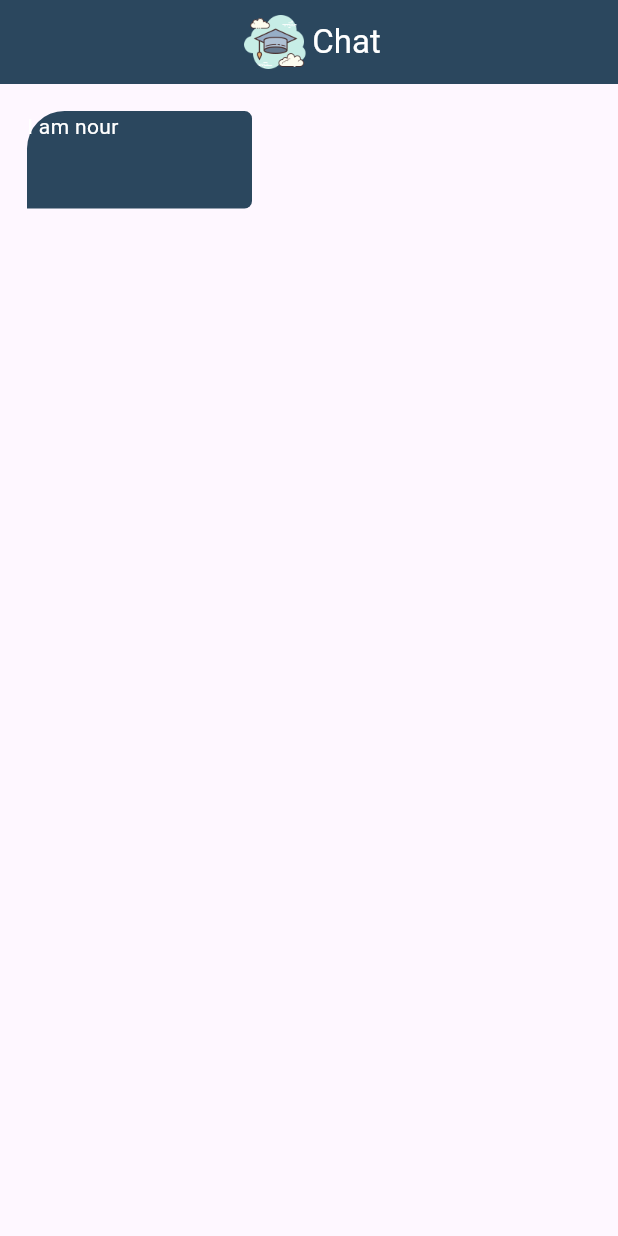
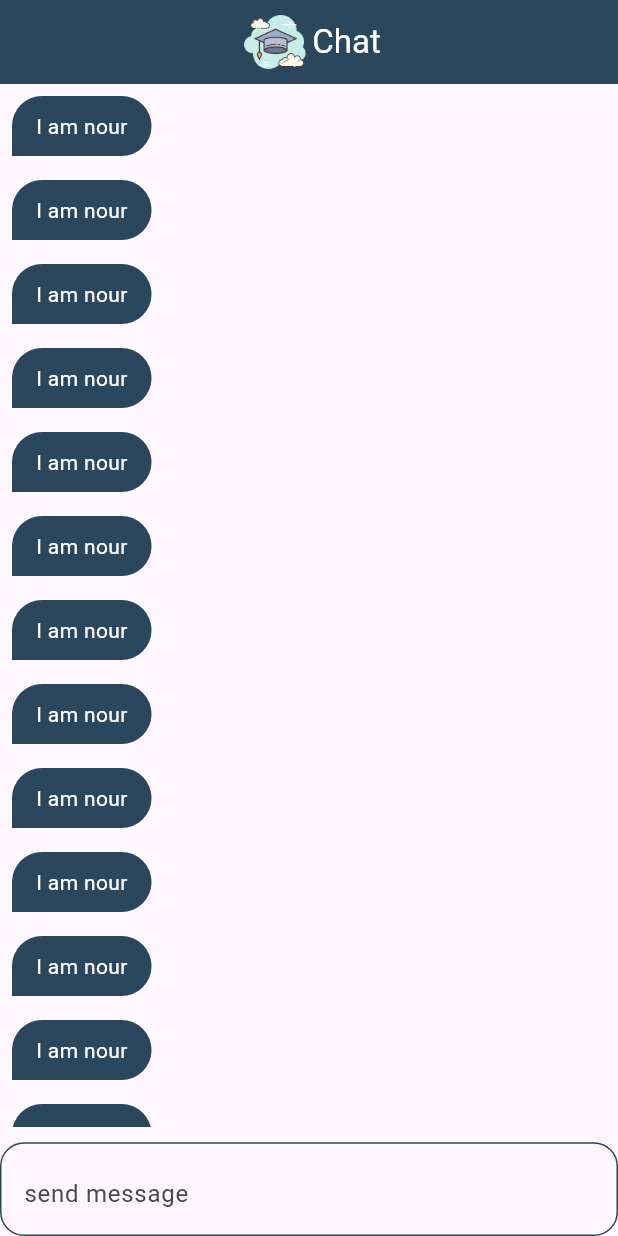
Before and after one commit to Nourhan-Salama/chat, a Flutter app: the Chatpage screen opened by its route, on a phone screen of 412 x 824 dp. Run offline on Flutter 3.47's test engine with Material 3 defaults, Android fonts, the phone set to English and light mode, and no system bars; our stand-ins replace cloud_firestore, firebase_auth, firebase_core, modal_progress_hud_nsn; accounts and stored records are empty.

Commit message:
Update project files

```diff
--- a/lib/Components/chat_buble.dart
+++ b/lib/Components/chat_buble.dart
@@ -1,21 +1,23 @@
 import 'package:chat_app2/Screens/constants.dart';
 import 'package:flutter/material.dart';
+
 
 class ChatBuble extends StatelessWidget {
   const ChatBuble({super.key});
 
   @override
   Widget build(BuildContext context) {
-    return Container(
-      margin: EdgeInsets.all(18),
-      height: 65,
-      width: 150,
+    return Align(
+      alignment: Alignment.centerLeft,
+      child: Container(
+        padding: EdgeInsets.only(top: 10,bottom: 10,left: 16,right: 16),
+        margin: EdgeInsets.all(8),
         decoration: BoxDecoration(
           color: kPrimaryColor,
          borderRadius:BorderRadius.only(
          topLeft: Radius.circular(25),
-       topRight: Radius.circular(5),
-       bottomRight: Radius.circular(5)
+         topRight: Radius.circular(25),
+         bottomRight: Radius.circular(25)
          ) ,
         ),
         child: Text('I am nour',
@@ -24,6 +26,7 @@ class ChatBuble extends StatelessWidget {
         ),
         ),
 
+      ),
     );
   }
 }
--- a/lib/Screens/chatPage.dart
+++ b/lib/Screens/chatPage.dart
@@ -1,9 +1,12 @@
 import 'package:chat_app2/Components/chat_buble.dart';
 import 'package:chat_app2/Screens/constants.dart';
 import 'package:flutter/material.dart';
+import 'package:cloud_firestore/cloud_firestore.dart';
 
 class Chatpage extends StatelessWidget {
 static String id = 'Chat Page';
+CollectionReference messages = FirebaseFirestore.instance.collection(kMessagesCollection);
+ final TextEditingController _controller = TextEditingController();
 
   @override
   Widget build(BuildContext context) {
@@ -22,7 +25,46 @@ static String id = 'Chat Page';
           ],
         ),
       ),
-     body: ChatBuble(),
+     body:Column(
+       children: [
+         Expanded(
+           child: ListView.builder(itemBuilder: (context,index){
+            return  ChatBuble();
+           }),
+         ),
+         Container(
+           child: Padding(
+             padding: const EdgeInsets.only(top: 10),
+             child: TextField(
+              controller: _controller,
+              onSubmitted: (value) {
+                messages.add({
+                  "messages":value
+                });
+                _controller.clear();
+              },
+
+                 decoration: InputDecoration(
+              hintText: "send message",
+              suffix: Icon(
+             Icons.send
+              ),
+              iconColor: kPrimaryColor,
+              border: OutlineInputBorder(
+                borderRadius: BorderRadius.circular(16),
+              ),
+              enabledBorder: OutlineInputBorder(
+                borderRadius: BorderRadius.circular(16),
+                borderSide: BorderSide(
+                  color: kPrimaryColor
+                )
+              ),
+                       ),
+             ),
+           ),
+         )
+       ],
+     ),
     );
 
   }
--- a/lib/Screens/constants.dart
+++ b/lib/Screens/constants.dart
@@ -1,3 +1,4 @@
 import 'package:flutter/material.dart';
 Color kPrimaryColor = Color(0xff2B475E);
 String kPrimaryImage = 'assets/images/scholar.png';
+String kMessagesCollection = "kMessagesCollection";
--- a/pubspec.yaml
+++ b/pubspec.yaml
@@ -38,6 +38,7 @@ dependencies:
   firebase_core: ^3.6.0
   firebase_auth: ^5.3.1
   modal_progress_hud_nsn: ^0.5.1
+  cloud_firestore: ^5.6.2
 
 
 dev_dependencies:
```
Also changed, not shown: lib/Screens/register.dart (+43 -57 lines), pubspec.lock, 5 other files. Lines whose indentation alone changed are shown as unchanged.
